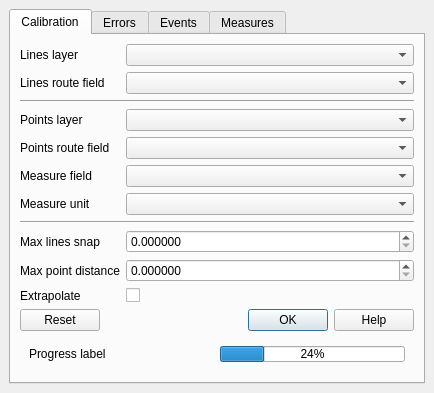
blazek/lrs, file lrs/ui_lrsdockwidget.ui: the form before one commit.
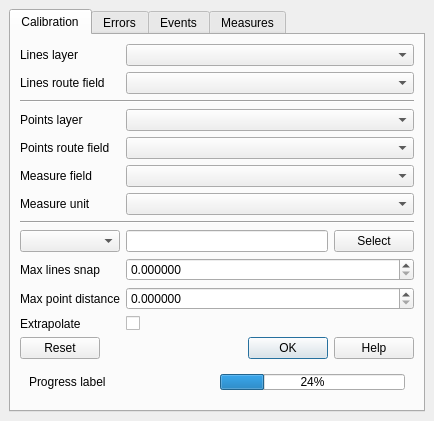
The form after the commit.

Diff of the .ui file:
```diff
--- a/lrs/ui_lrsdockwidget.ui
+++ b/lrs/ui_lrsdockwidget.ui
@@ -7,7 +7,7 @@
     <x>0</x>
     <y>0</y>
     <width>434</width>
-    <height>388</height>
+    <height>417</height>
    </rect>
   </property>
   <property name="windowTitle">
@@ -33,7 +33,7 @@
        <layout class="QVBoxLayout" name="verticalLayout_2">
         <item>
          <layout class="QGridLayout" name="genGridLayout">
-          <item row="13" column="0">
+          <item row="14" column="0">
            <widget class="QLabel" name="genSnapLabel">
             <property name="toolTip">
              <string>Maximum gap between lies to be snapped.</string>
@@ -43,7 +43,7 @@
             </property>
            </widget>
           </item>
-          <item row="13" column="1">
+          <item row="14" column="1">
            <widget class="QDoubleSpinBox" name="genSnapSpin">
             <property name="toolTip">
              <string>Maximum gap between lies to be snapped.</string>
@@ -94,7 +94,7 @@
             </property>
            </widget>
           </item>
-          <item row="14" column="0">
+          <item row="15" column="0">
            <widget class="QLabel" name="genThresholdLabel">
             <property name="toolTip">
              <string>Maximum distance of point from line.</string>
@@ -127,7 +127,7 @@
           <item row="3" column="1">
            <widget class="QComboBox" name="genPointLayerCombo"/>
           </item>
-          <item row="14" column="1">
+          <item row="15" column="1">
            <widget class="QDoubleSpinBox" name="genThresholdSpin">
             <property name="toolTip">
              <string>Maximum distance of point from line.</string>
@@ -143,6 +143,20 @@
             </property>
            </widget>
           </item>
+          <item row="13" column="0">
+           <widget class="QComboBox" name="genSelectionModeCombo">
+            <property name="toolTip">
+             <string>Routes selection mode.</string>
+            </property>
+           </widget>
+          </item>
+          <item row="9" column="0" colspan="2">
+           <widget class="Line" name="line_2">
+            <property name="orientation">
+             <enum>Qt::Horizontal</enum>
+            </property>
+           </widget>
+          </item>
           <item row="5" column="1">
            <widget class="QComboBox" name="genPointMeasureFieldCombo"/>
           </item>
@@ -156,14 +170,7 @@
             </property>
            </widget>
           </item>
-          <item row="9" column="0" colspan="2">
-           <widget class="Line" name="line_2">
-            <property name="orientation">
-             <enum>Qt::Horizontal</enum>
-            </property>
-           </widget>
-          </item>
-          <item row="15" column="0">
+          <item row="16" column="0">
            <widget class="QLabel" name="genExtrapolateLabel">
             <property name="toolTip">
              <string>Extrapolate before and after calibration points.</string>
@@ -173,7 +180,7 @@
             </property>
            </widget>
           </item>
-          <item row="15" column="1">
+          <item row="16" column="1">
            <widget class="QCheckBox" name="genExtrapolateCheckBox">
             <property name="toolTip">
              <string>Extrapolate before and after calibration points.</string>
@@ -186,6 +193,24 @@
           <item row="6" column="1">
            <widget class="QComboBox" name="genMeasureUnitCombo"/>
           </item>
+          <item row="13" column="1">
+           <layout class="QHBoxLayout" name="horizontalLayout">
+            <item>
+             <widget class="QLineEdit" name="genSelectionLineEdit">
+              <property name="toolTip">
+               <string>Comma separated list of routes to include/exclude.</string>
+              </property>
+             </widget>
+            </item>
+            <item>
+             <widget class="QPushButton" name="genSelectionButton">
+              <property name="text">
+               <string>Select</string>
+              </property>
+             </widget>
+            </item>
+           </layout>
+          </item>
          </layout>
         </item>
         <item>
```
